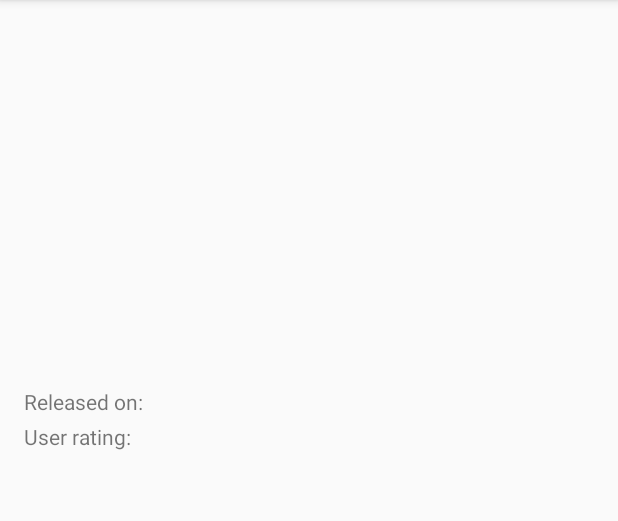
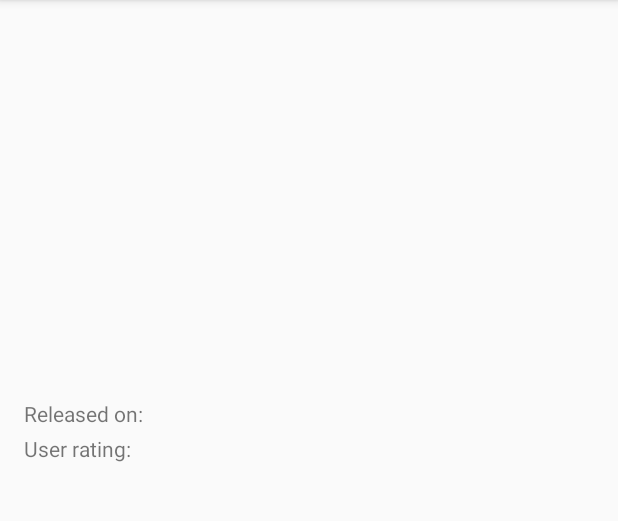
Before and after one commit to andrewslotin/PopularMovies, an Android app: the DetailsActivity screen opened directly, with no data from a screen before it, on a phone screen of 412 x 824 dp, the part 84-605 px from its top. Run offline under Robolectric (Android 15) with nearby library versions, the phone set to English and light mode, and no system bars; our stand-ins replace ButterKnife, Picasso; pictures from the network do not load; 1 statement that could not run was skipped.

Commit message:
Make the whole DetailsActivity scrollable
On devices with screen height smaller than 250dp the overview area cannot be scrolled.

```diff
--- a/app/src/main/res/layout/activity_details.xml
+++ b/app/src/main/res/layout/activity_details.xml
@@ -1,42 +1,35 @@
 <?xml version="1.0" encoding="utf-8"?>
-<LinearLayout xmlns:android="http://schemas.android.com/apk/res/android"
+<ScrollView xmlns:android="http://schemas.android.com/apk/res/android"
     xmlns:app="http://schemas.android.com/apk/res-auto"
-    xmlns:tools="http://schemas.android.com/tools"
     android:layout_width="match_parent"
-    android:layout_height="match_parent"
-    tools:context="ru.suddendef.popularmovies.DetailsActivity"
-    android:orientation="vertical">
-
-    <ImageView
-        android:id="@+id/iv_movie_poster_large"
-        android:layout_width="match_parent"
-        android:layout_height="@dimen/large_poster_height"
-        android:layout_margin="0dp"
-        android:contentDescription="@string/movie_poster_large_description"
-        android:scaleType="center" />
-
-    <ScrollView
-        android:layout_width="match_parent"
-        android:layout_height="wrap_content"
-        android:layout_marginBottom="8dp"
-        android:layout_marginLeft="0dp"
-        android:layout_marginRight="0dp"
-        android:layout_marginTop="8dp">
+    android:layout_height="match_parent">
 
     <android.support.constraint.ConstraintLayout
         android:layout_width="match_parent"
         android:layout_height="wrap_content"
         android:layout_margin="0dp">
 
+        <ImageView
+            android:id="@+id/iv_movie_poster_large"
+            android:layout_width="match_parent"
+            android:layout_height="250dp"
+            android:layout_margin="0dp"
+            android:contentDescription="@string/movie_poster_large_description"
+            android:scaleType="centerCrop"
+            app:layout_constraintLeft_toLeftOf="parent"
+            app:layout_constraintRight_toRightOf="parent"
+            app:layout_constraintTop_toTopOf="parent" />
+
         <TextView
             android:id="@+id/tv_release_date_label"
             android:layout_width="wrap_content"
             android:layout_height="wrap_content"
+            android:layout_marginTop="@dimen/outer_margin"
             android:layout_marginLeft="@dimen/outer_margin"
             android:layout_marginStart="@dimen/outer_margin"
             android:text="@string/release_date_label"
             app:layout_constraintLeft_toLeftOf="parent"
-                app:layout_constraintTop_toTopOf="parent" />
+            app:layout_constraintTop_toBottomOf="@+id/iv_movie_poster_large" />
 
         <TextView
             android:id="@+id/tv_release_date"
@@ -69,7 +62,7 @@
 
         <TextView
             android:id="@+id/tv_overview"
-                android:layout_width="match_parent"
+            android:layout_width="0dp"
             android:layout_height="wrap_content"
             android:layout_margin="@dimen/outer_margin"
             android:textSize="@dimen/overview_text_size"
@@ -79,5 +72,3 @@
 
     </android.support.constraint.ConstraintLayout>
 </ScrollView>
-
-</LinearLayout>
```
Lines whose indentation alone changed are shown as unchanged.
